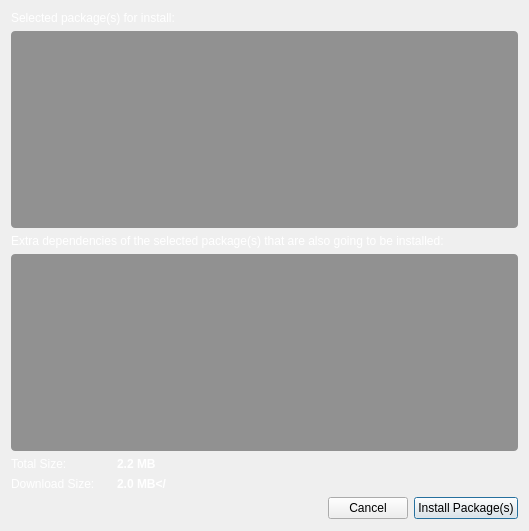
pars-linux/uludag, file kde/package-manager/manager/ui/basketdialog.ui: the form before one commit.
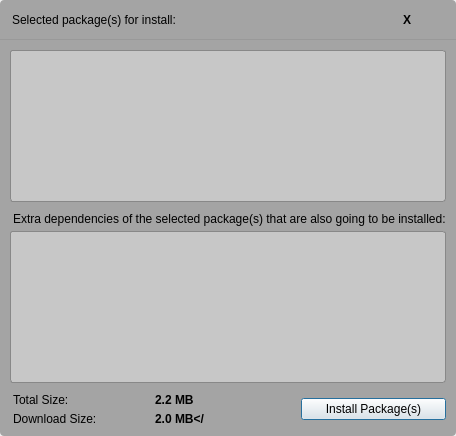
The form after the commit. Custom widgets are drawn as their Qt base class.

Commit message: * New BasketDialog \o/  * Warn user about removing important packages like kdebase, kdelibs etc.  * ISSUE:FIXED:185

```diff
--- a/kde/package-manager/manager/ui/basketdialog.ui
+++ b/kde/package-manager/manager/ui/basketdialog.ui
@@ -6,69 +6,125 @@
    <rect>
     <x>0</x>
     <y>0</y>
-    <width>529</width>
-    <height>531</height>
+    <width>446</width>
+    <height>436</height>
    </rect>
   </property>
   <property name="windowTitle">
    <string>Basket</string>
   </property>
   <property name="styleSheet">
-   <string notr="true">QWidget { color:white; }
-QScrollBar:vertical {
-        width: 12px;
-        margin: 16px 0 16px 0;
-        background-color: rgba(255, 255, 255, 0);
+   <string notr="true">#Basket {
+background-color: rgb(164, 164, 164);
+border:0px solid white ;
+border-radius:4px;
 }
+</string>
+  </property>
+  <layout class="QGridLayout" name="gridLayout_2">
+   <property name="margin">
+    <number>0</number>
+   </property>
+   <item row="0" column="0">
+    <widget class="QWidget" name="Basket" native="true">
+     <property name="styleSheet">
+      <string notr="true">#packageList, #extraList {
+	border:1px solid #888;
+	border-radius:3px;
+	background-color:rgba(252,252,252,100);
+}</string>
+     </property>
+     <layout class="QGridLayout" name="gridLayout_3">
+      <property name="verticalSpacing">
+       <number>0</number>
+      </property>
+      <property name="margin">
+       <number>0</number>
+      </property>
+      <item row="0" column="0">
+       <widget class="QWidget" name="widget" native="true">
+        <property name="styleSheet">
+         <string notr="true">QWidget#widget{
+background: qlineargradient(x1: 0, y1: 0, x2: 0, y2: 1,
+                                 stop: 0 #E1E1E1, stop: 0.4 #DDDDDD,
+                                 stop: 0.5 #D8D8D8, stop: 1.0 #D3D3D3);
 
-QScrollBar::handle:vertical {
-        min-height: 12px;
-        background-color: rgba(255,255,255, 100);
-        border: 0px solid rgba(255, 255, 255, 50);
-        border-radius: 3px;
-        padding:3px;
+border:0px solid #666;
+border-top-left-radius:4px;
+border-top-right-radius:4px;
+border-bottom:1px solid #999;
 }
-QScrollBar::handle:vertical:hover {
-        min-height: 12px;
-        background-color: rgba(255,255,255, 100);                                                                                                                                                                                                  border: 0px solid rgba(255, 255, 255, 50);
-        border-radius: 3px;
-}
-QScrollBar::add-line:vertical {
-        border: 0px;
-        height: 16px;
-        subcontrol-position: bottom;
-        subcontrol-origin: margin;
-        background: transparent;
-}
-QScrollBar::sub-line:vertical {
-        border: 0px;
-        height: 16px;
-        subcontrol-position: top;
-        subcontrol-origin: margin;
-        background: transparent;
-}
-QScrollBar::up-arrow:vertical { background:none; }
-QScrollBar::down-arrow:vertical { background:none; }</string>
-  </property>
-  <layout class="QGridLayout" name="gridLayout">
-   <item row="0" column="0" colspan="5">
+</string>
+        </property>
+        <layout class="QHBoxLayout" name="horizontalLayout">
+         <item>
     <widget class="QLabel" name="infoLabel">
      <property name="text">
       <string>Selected package(s) for install:</string>
      </property>
-    </widget>
-   </item>
-   <item row="1" column="0" colspan="5">
+           <property name="indent">
+            <number>3</number>
+           </property>
+          </widget>
+         </item>
+         <item>
+          <spacer name="horizontalSpacer_3">
+           <property name="orientation">
+            <enum>Qt::Horizontal</enum>
+           </property>
+           <property name="sizeHint" stdset="0">
+            <size>
+             <width>40</width>
+             <height>20</height>
+            </size>
+           </property>
+          </spacer>
+         </item>
+         <item>
+          <widget class="QPushButton" name="cancelButton">
+           <property name="font">
+            <font>
+             <pointsize>9</pointsize>
+             <weight>75</weight>
+             <bold>true</bold>
+            </font>
+           </property>
+           <property name="styleSheet">
+            <string notr="true"/>
+           </property>
+           <property name="text">
+            <string>X</string>
+           </property>
+           <property name="flat">
+            <bool>true</bool>
+           </property>
+          </widget>
+         </item>
+        </layout>
+       </widget>
+      </item>
+      <item row="1" column="0">
+       <widget class="QWidget" name="widget_2" native="true">
+        <layout class="QGridLayout" name="gridLayout">
+         <property name="horizontalSpacing">
+          <number>0</number>
+         </property>
+         <property name="verticalSpacing">
+          <number>5</number>
+         </property>
+         <property name="margin">
+          <number>10</number>
+         </property>
+         <item row="0" column="0" colspan="3">
     <widget class="PackageView" name="packageList">
      <property name="minimumSize">
       <size>
-       <width>450</width>
+             <width>400</width>
        <height>0</height>
       </size>
      </property>
      <property name="styleSheet">
-      <string notr="true">background-color:rgba(0,0,0,100);
-border-radius:4px;</string>
+            <string notr="true"/>
      </property>
      <property name="frameShadow">
       <enum>QFrame::Plain</enum>
@@ -126,24 +182,26 @@
      </attribute>
     </widget>
    </item>
-   <item row="2" column="0" colspan="5">
+         <item row="2" column="0" colspan="3">
     <widget class="QLabel" name="extrasLabel">
      <property name="text">
       <string>Extra dependencies of the selected package(s) that are also going to be installed:</string>
      </property>
-    </widget>
-   </item>
-   <item row="3" column="0" colspan="5">
+           <property name="indent">
+            <number>3</number>
+           </property>
+          </widget>
+         </item>
+         <item row="3" column="0" colspan="3">
     <widget class="PackageView" name="extraList">
      <property name="minimumSize">
       <size>
-       <width>450</width>
+             <width>400</width>
        <height>0</height>
       </size>
      </property>
      <property name="styleSheet">
-      <string notr="true">background-color:rgba(0,0,0,100);
-border-radius:4px;</string>
+            <string notr="true"/>
      </property>
      <property name="frameShadow">
       <enum>QFrame::Plain</enum>
@@ -198,7 +256,7 @@
      </attribute>
     </widget>
    </item>
-   <item row="4" column="0">
+         <item row="5" column="0">
     <widget class="QLabel" name="label_3">
      <property name="sizePolicy">
       <sizepolicy hsizetype="Minimum" vsizetype="Preferred">
@@ -209,9 +267,12 @@
      <property name="text">
       <string>Total Size:</string>
      </property>
-    </widget>
-   </item>
-   <item row="4" column="1">
+           <property name="indent">
+            <number>3</number>
+           </property>
+          </widget>
+         </item>
+         <item row="5" column="1">
     <widget class="QLabel" name="totalSize">
      <property name="sizePolicy">
       <sizepolicy hsizetype="Minimum" vsizetype="Preferred">
@@ -224,36 +285,15 @@
      </property>
     </widget>
    </item>
-   <item row="4" column="2" colspan="3">
-    <spacer name="horizontalSpacer">
-     <property name="orientation">
-      <enum>Qt::Horizontal</enum>
-     </property>
-     <property name="sizeHint" stdset="0">
-      <size>
-       <width>306</width>
-       <height>13</height>
-      </size>
-     </property>
-    </spacer>
-   </item>
-   <item row="6" column="0" colspan="3">
-    <spacer name="horizontalSpacer_2">
-     <property name="orientation">
-      <enum>Qt::Horizontal</enum>
-     </property>
-     <property name="sizeHint" stdset="0">
-      <size>
-       <width>404</width>
-       <height>23</height>
-      </size>
-     </property>
-    </spacer>
-   </item>
-   <item row="6" column="4">
+         <item row="5" column="2" rowspan="2">
+          <layout class="QVBoxLayout" name="verticalLayout">
+           <property name="spacing">
+            <number>0</number>
+           </property>
+           <item>
     <widget class="QPushButton" name="actionButton">
      <property name="styleSheet">
-      <string notr="true">color:black;</string>
+              <string notr="true"/>
      </property>
      <property name="text">
       <string>Install Package(s)</string>
@@ -263,28 +303,61 @@
      </property>
     </widget>
    </item>
-   <item row="5" column="0">
+          </layout>
+         </item>
+         <item row="6" column="0">
     <widget class="QLabel" name="downloadSizeLabel">
      <property name="text">
       <string>Download Size:</string>
      </property>
-    </widget>
-   </item>
-   <item row="5" column="1">
+           <property name="indent">
+            <number>3</number>
+           </property>
+          </widget>
+         </item>
+         <item row="6" column="1">
     <widget class="QLabel" name="downloadSize">
      <property name="text">
       <string>&lt;b&gt;2.0 MB&lt;/</string>
      </property>
     </widget>
    </item>
-   <item row="6" column="3">
-    <widget class="QPushButton" name="cancelButton">
-     <property name="styleSheet">
-      <string notr="true">color:black;</string>
-     </property>
-     <property name="text">
-      <string>Cancel</string>
-     </property>
+         <item row="4" column="1">
+          <spacer name="verticalSpacer">
+           <property name="orientation">
+            <enum>Qt::Vertical</enum>
+           </property>
+           <property name="sizeType">
+            <enum>QSizePolicy::Fixed</enum>
+           </property>
+           <property name="sizeHint" stdset="0">
+            <size>
+             <width>20</width>
+             <height>5</height>
+            </size>
+           </property>
+          </spacer>
+         </item>
+         <item row="1" column="0" colspan="3">
+          <spacer name="verticalSpacer_2">
+           <property name="orientation">
+            <enum>Qt::Vertical</enum>
+           </property>
+           <property name="sizeType">
+            <enum>QSizePolicy::Fixed</enum>
+           </property>
+           <property name="sizeHint" stdset="0">
+            <size>
+             <width>20</width>
+             <height>5</height>
+            </size>
+           </property>
+          </spacer>
+         </item>
+        </layout>
+       </widget>
+      </item>
+     </layout>
     </widget>
    </item>
   </layout>
```
Left out of the diff: 1 changed line with no effect on the pictures. Lines whose indentation alone changed are shown as unchanged. The commit also changes 5 other files.
